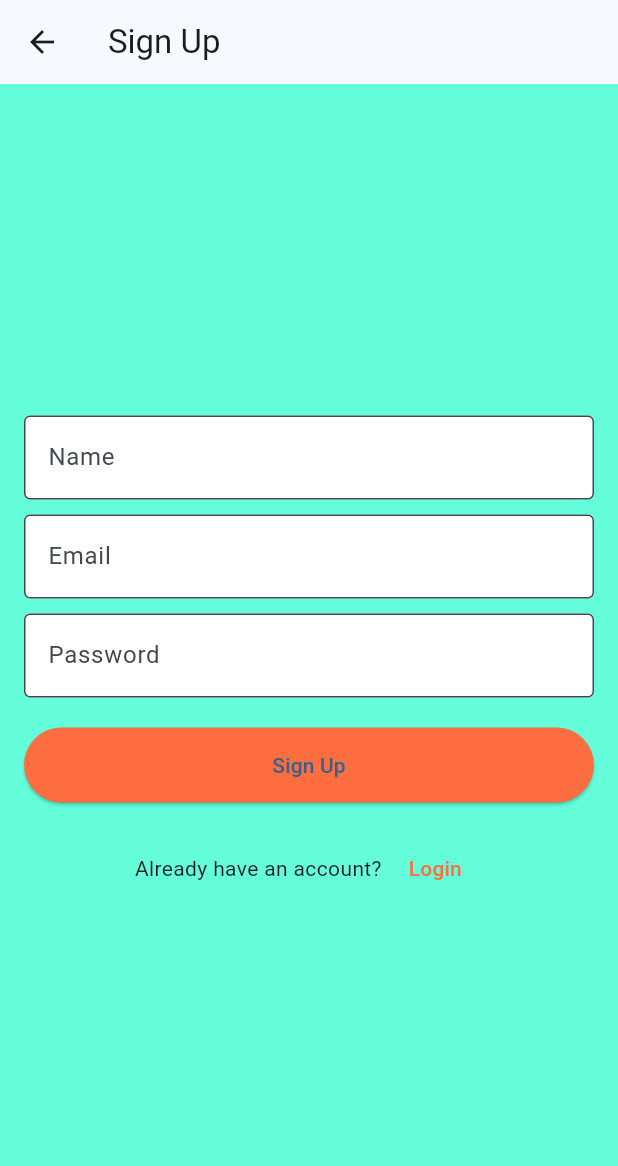
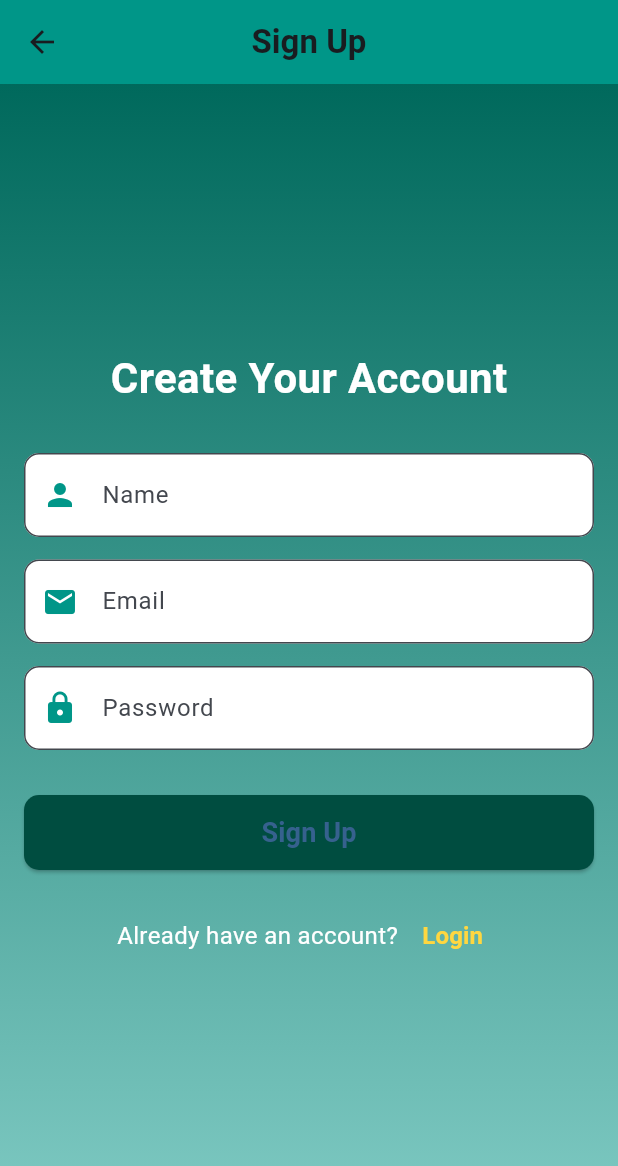
Before and after one commit to Yakuuuuuu/mobile_app, a Flutter app: the SignupPage screen opened directly, on a phone screen of 412 x 824 dp. Shown: the top 1166 px of the screen. Run offline on Flutter 3.47's test engine with Material 3 defaults, Android fonts, the light colour scheme and no system bars; our stand-ins replace smooth_page_indicator.

Commit message:
decoration changes

```diff
--- a/lib/view/signup_page.dart
+++ b/lib/view/signup_page.dart
@@ -7,61 +7,107 @@ class SignupPage extends StatelessWidget {
   @override
   Widget build(BuildContext context) {
     return Scaffold(
-      appBar: AppBar(title: const Text('Sign Up')),
+      appBar: AppBar(
+        title: const Text(
+          'Sign Up',
+          style: TextStyle(
+            fontWeight: FontWeight.bold,
+            fontSize: 22,
+          ),
+        ),
+        backgroundColor: Colors.teal,
+        centerTitle: true,
+        elevation: 0,
+      ),
       body: Container(
-        color: Colors.tealAccent,
+        decoration: BoxDecoration(
+          gradient: LinearGradient(
+            colors: [Colors.teal[800]!, Colors.teal[200]!],
+            begin: Alignment.topCenter,
+            end: Alignment.bottomCenter,
+          ),
+        ),
         padding: const EdgeInsets.all(16.0),
         child: Column(
           mainAxisAlignment: MainAxisAlignment.center,
+          crossAxisAlignment: CrossAxisAlignment.center,
           children: [
-
+            const Text(
+              'Create Your Account',
+              style: TextStyle(
+                fontSize: 28,
+                fontWeight: FontWeight.bold,
+                color: Colors.white,
+              ),
+            ),
+            const SizedBox(height: 30),
             TextField(
-              decoration: const InputDecoration(
+              decoration: InputDecoration(
                 labelText: 'Name',
                 filled: true,
                 fillColor: Colors.white,
-                border: OutlineInputBorder(),
+                border: OutlineInputBorder(
+                  borderRadius: BorderRadius.circular(10),
+                ),
+                prefixIcon: const Icon(Icons.person, color: Colors.teal),
               ),
             ),
-            const SizedBox(height: 10),
-            // Email TextField
+            const SizedBox(height: 15),
             TextField(
-              decoration: const InputDecoration(
+              decoration: InputDecoration(
                 labelText: 'Email',
                 filled: true,
                 fillColor: Colors.white,
-                border: OutlineInputBorder(),
+                border: OutlineInputBorder(
+                  borderRadius: BorderRadius.circular(10),
+                ),
+                prefixIcon: const Icon(Icons.email, color: Colors.teal),
               ),
             ),
-            const SizedBox(height: 10),
-            // Password TextField
+            const SizedBox(height: 15),
             TextField(
-              decoration: const InputDecoration(
+              decoration: InputDecoration(
                 labelText: 'Password',
                 filled: true,
                 fillColor: Colors.white,
-                border: OutlineInputBorder(),
+                border: OutlineInputBorder(
+                  borderRadius: BorderRadius.circular(10),
+                ),
+                prefixIcon: const Icon(Icons.lock, color: Colors.teal),
               ),
               obscureText: true,
             ),
-            const SizedBox(height: 20),
-
+            const SizedBox(height: 30),
             ElevatedButton(
               style: ElevatedButton.styleFrom(
-                backgroundColor: Colors.deepOrangeAccent,
+                backgroundColor: Colors.teal[900],
                 minimumSize: const Size(double.infinity, 50),
+                shape: RoundedRectangleBorder(
+                  borderRadius: BorderRadius.circular(10),
+                ),
               ),
               onPressed: () {
                 Navigator.pop(context);
               },
-              child: const Text('Sign Up'),
+              child: const Text(
+                'Sign Up',
+                style: TextStyle(
+                  fontSize: 18,
+                  fontWeight: FontWeight.bold,
+                ),
+              ),
             ),
             const SizedBox(height: 20),
-
             Row(
               mainAxisAlignment: MainAxisAlignment.center,
               children: [
-                const Text('Already have an account? '),
+                const Text(
+                  'Already have an account? ',
+                  style: TextStyle(
+                    color: Colors.white,
+                    fontSize: 16,
+                  ),
+                ),
                 TextButton(
                   onPressed: () {
                     Navigator.push(
@@ -71,7 +117,11 @@ class SignupPage extends StatelessWidget {
                   },
                   child: const Text(
                     'Login',
-                    style: TextStyle(color: Colors.deepOrangeAccent),
+                    style: TextStyle(
+                      color: Colors.amberAccent,
+                      fontSize: 16,
+                      fontWeight: FontWeight.bold,
+                    ),
                   ),
                 ),
               ],
```
Also changed, not shown: lib/view/login_page.dart (+68 -17 lines).
